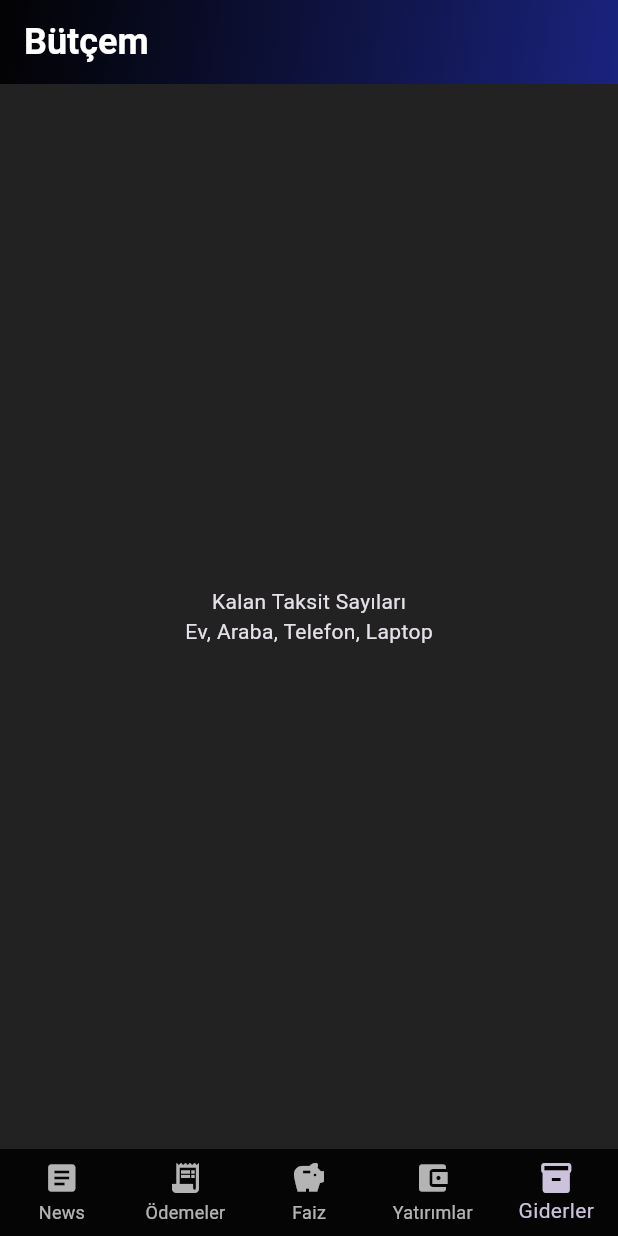
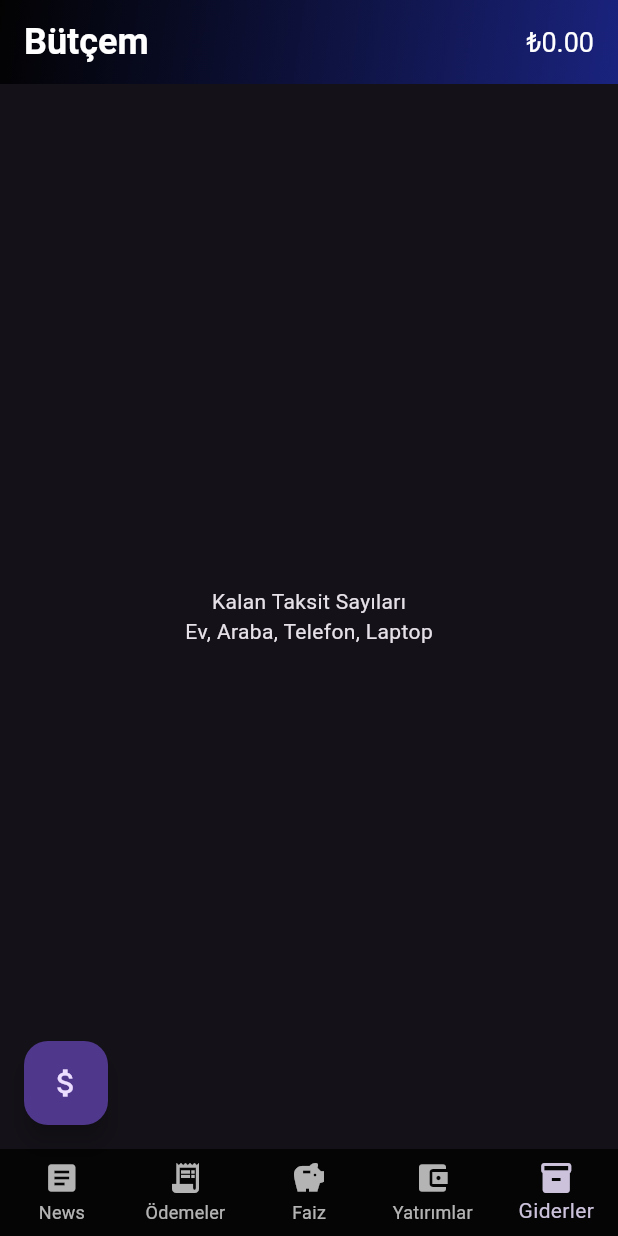
Before and after one commit to Emirhanulkerr/Budget-and-Investment-tracker-app, a Flutter app: the screen it shows after launch, item 5 of the bottom bar chosen, on a phone screen of 412 x 824 dp. Run offline on Flutter 3.47's test engine with Material 3 defaults, Android fonts, the light colour scheme and no system bars; network calls fail; Roboto replaces fonts that are missing (San Francisco).

Commit message:
Some Changes Done! Salary function added.

```diff
--- a/lib/main.dart
+++ b/lib/main.dart
@@ -1,5 +1,6 @@
-// File: `lib/main.dart`
 import 'package:flutter/material.dart';
+import 'package:provider/provider.dart';
+import 'models/salary_model.dart';
 import 'screens/expense_screen.dart';
 import 'screens/savings_wizard_screen.dart';
 import 'screens/investments_screen.dart';
@@ -7,7 +8,12 @@
 import 'screens/news_screen.dart';
 
 void main() {
-  runApp(MyApp());
+  runApp(
+    ChangeNotifierProvider(
+      create: (_) => SalaryModel(),
+      child: MyApp(),
+    ),
+  );
 }
 
 class MyApp extends StatelessWidget {
@@ -40,10 +46,8 @@
 
 class _HomePageState extends State<HomePage> {
   int _selectedIndex = 0;
-
   final List<Widget> _screens = <Widget>[
     NewsScreen(),
-    // Use ExpenseScreen as defined in expense_screen.dart
     ExpenseScreen(),
     SavingsWizardScreen(),
     InvestmentsPriceScreen(),
@@ -62,6 +66,7 @@
       backgroundColor: Colors.black87,
       appBar: AppBar(
         elevation: 0,
+        centerTitle: false,
         flexibleSpace: Container(
           decoration: BoxDecoration(
             gradient: LinearGradient(
@@ -74,12 +79,30 @@
             ),
           ),
         ),
-        title: const Text('Bütçem',
-            style: TextStyle(
-              fontSize: 24,
-              fontWeight: FontWeight.bold,
-              color: Colors.white,
-            )),
+        title: Row(
+          children: [
+            const Text(
+              'Bütçem',
+              style: TextStyle(
+                fontSize: 24,
+                fontWeight: FontWeight.bold,
+                color: Colors.white,
+              ),
+            ),
+            const Spacer(),
+            Consumer<SalaryModel>(
+              builder: (context, salaryModel, child) {
+                return Text(
+                  '₺${salaryModel.salary.toStringAsFixed(2)}',
+                  style: const TextStyle(
+                    fontSize: 18,
+                    color: Colors.white,
+                  ),
+                );
+              },
+            ),
+          ],
+        ),
       ),
       body: _screens.elementAt(_selectedIndex),
       bottomNavigationBar: Container(
--- /dev/null
+++ b/lib/models/salary_model.dart
@@ -0,0 +1,18 @@
+import 'package:flutter/material.dart';
+
+class SalaryModel extends ChangeNotifier {
+  double _salary = 0;
+
+  double get salary => _salary;
+
+  void setSalary(double newSalary) {
+    _salary = newSalary;
+    notifyListeners();
+  }
+
+  void deduct(double amount) {
+    _salary -= amount;
+    if (_salary < 0) _salary = 0;
+    notifyListeners();
+  }
+}
--- a/lib/screens/expense_screen.dart
+++ b/lib/screens/expense_screen.dart
@@ -1,5 +1,8 @@
 // File: `lib/screens/expense_screen.dart`
 import 'package:flutter/material.dart';
+import 'package:provider/provider.dart';
+import '../models/salary_model.dart';
+
 
 enum ExpenseType { fixedInfinite, fixedCount }
 
@@ -187,6 +190,8 @@
       );
       return;
     }
+    // Deduct installment amount from salary.
+    Provider.of<SalaryModel>(context, listen: false).deduct(installment.amount);
     setState(() {
       if (installment.expenseType == ExpenseType.fixedCount &&
           installment.remainingInstallments > 0) {
--- a/pubspec.yaml
+++ b/pubspec.yaml
@@ -33,6 +33,8 @@
 
   cupertino_icons: ^1.0.8
   http: ^1.4.0
+  provider: ^6.0.0
+
 
 dev_dependencies:
   flutter_test:
```
Also changed, not shown: lib/screens/assets_screen.dart (+44 -2 lines), pubspec.lock.
